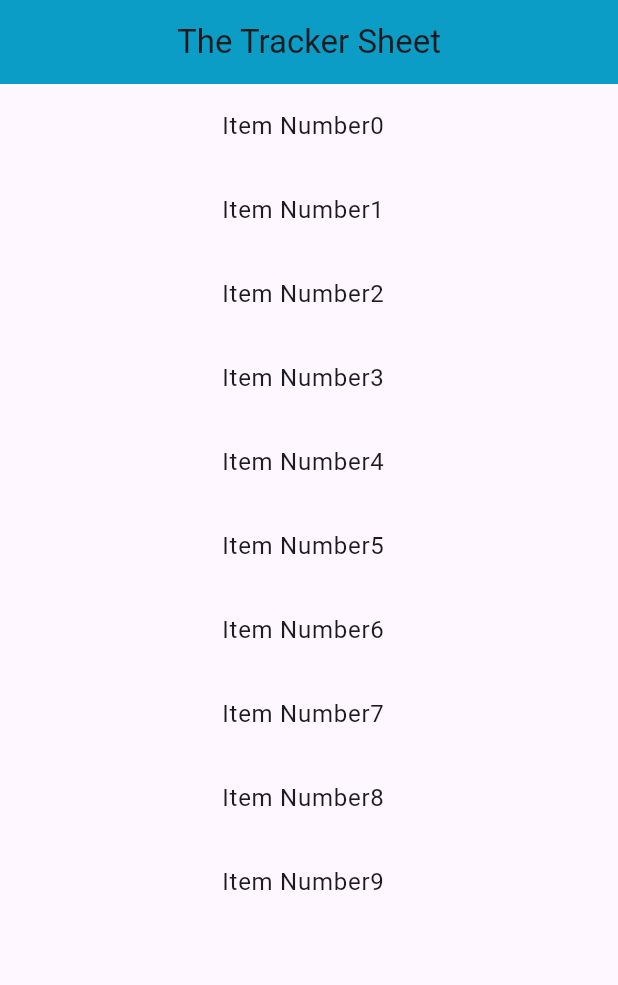
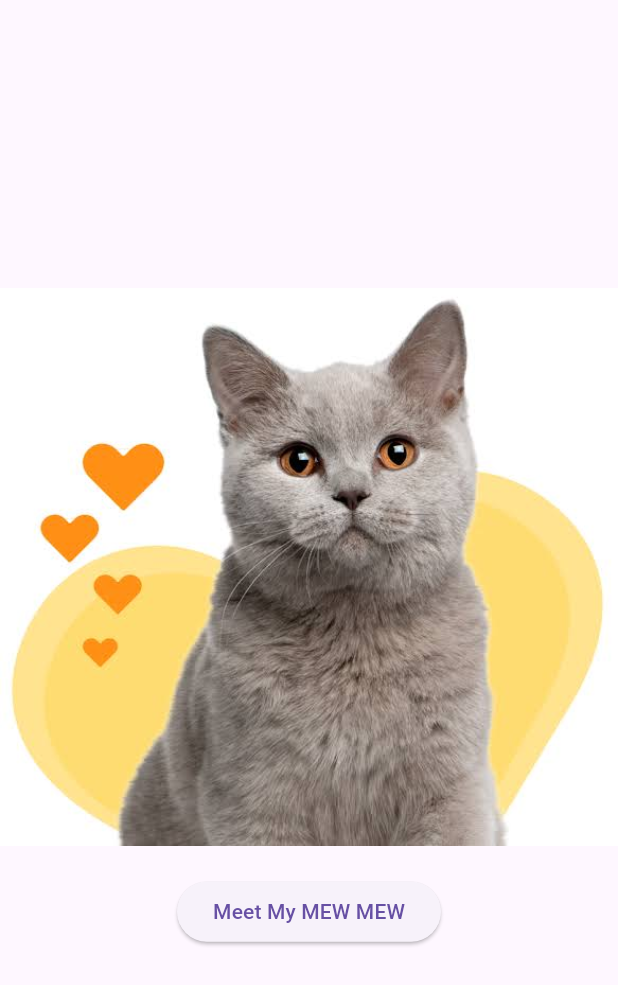
Before and after one commit to TatsTuly/tracker, a Flutter app: the screen it shows after launch, on a phone screen of 412 x 824 dp. Shown: the top 985 px of the screen. Run offline on Flutter 3.47's test engine with Material 3 defaults, Android fonts, the phone set to English and light mode, and no system bars.

Commit message:
problem5

```diff
--- a/lib/main.dart
+++ b/lib/main.dart
@@ -1,34 +1,67 @@
 import 'package:flutter/material.dart';
 
 void main() {
-   runApp(const MyApp());
+  runApp(const NavigationApp());
 }
 
- class MyApp extends StatelessWidget {
-   const MyApp({super.key});
+class NavigationApp extends StatelessWidget {
+  const NavigationApp({super.key});
 
   @override
   Widget build(BuildContext context) {
     return MaterialApp(
       debugShowCheckedModeBanner: false,
-       home: Scaffold(
-         appBar: AppBar(
-           centerTitle: true,
-           title: Text("The Tracker Sheet"),
-           backgroundColor: const Color.fromARGB(255, 11, 157, 197),
-         ),
-         body: ListView.builder(
-          itemCount: 10,
-          itemBuilder: (BuildContext context, int index) {
-            return ListTile(
-              title: Center(
-                child: Text("Item Number$index",selectionColor: Color.fromARGB(0, 16, 164, 36),),
+      home: const FirstScreen(),
+    );
+  }
+}
 
-              ),
+class FirstScreen extends StatelessWidget {
+  const FirstScreen({super.key});
+
+  @override
+  Widget build(BuildContext context) {
+    return Scaffold(
+      body: Column(
+        mainAxisAlignment: MainAxisAlignment.center,
+        children: [
+          Image.asset('asset/images/catpic1.jpeg'),
+          const SizedBox(height: 20),
+          ElevatedButton(
+            onPressed: () {
+              Navigator.push(
+                context,
+                MaterialPageRoute(builder: (context) => const SecondScreen()),
               );
             },
+            child: const Text('Meet My MEW MEW'),
           ),
+        ],
       ),
     );
   }
 }
+
+class SecondScreen extends StatelessWidget {
+  const SecondScreen({super.key});
+
+  @override
+  Widget build(BuildContext context) {
+    return Scaffold(
+
+      body: Column(
+        mainAxisAlignment: MainAxisAlignment.center,
+        children: [
+          Image.asset('asset/images/download.jpeg'),
+          const SizedBox(height: 20),
+          ElevatedButton(
+            onPressed: () {
+              Navigator.pop(context);
+            },
+            child: const Text('Back to First MEW MEW'),
+          ),
+        ],
+      ),
+    );
+  }
+}
--- a/pubspec.yaml
+++ b/pubspec.yaml
@@ -58,9 +58,9 @@ flutter:
   uses-material-design: true
 
   # To add assets to your application, add an assets section, like this:
-  # assets:
-  #   - images/a_dot_burr.jpeg
-  #   - images/a_dot_ham.jpeg
+  assets:
+     - asset/images/catpic1.jpeg
+     - asset/images/download.jpeg
 
   # An image asset can refer to one or more resolution-specific "variants", see
   # https://flutter.dev/to/resolution-aware-images
```
Also changed, not shown: asset/images/catpic1.jpeg (added), asset/images/download.jpeg (added). Lines whose indentation alone changed are shown as unchanged.
